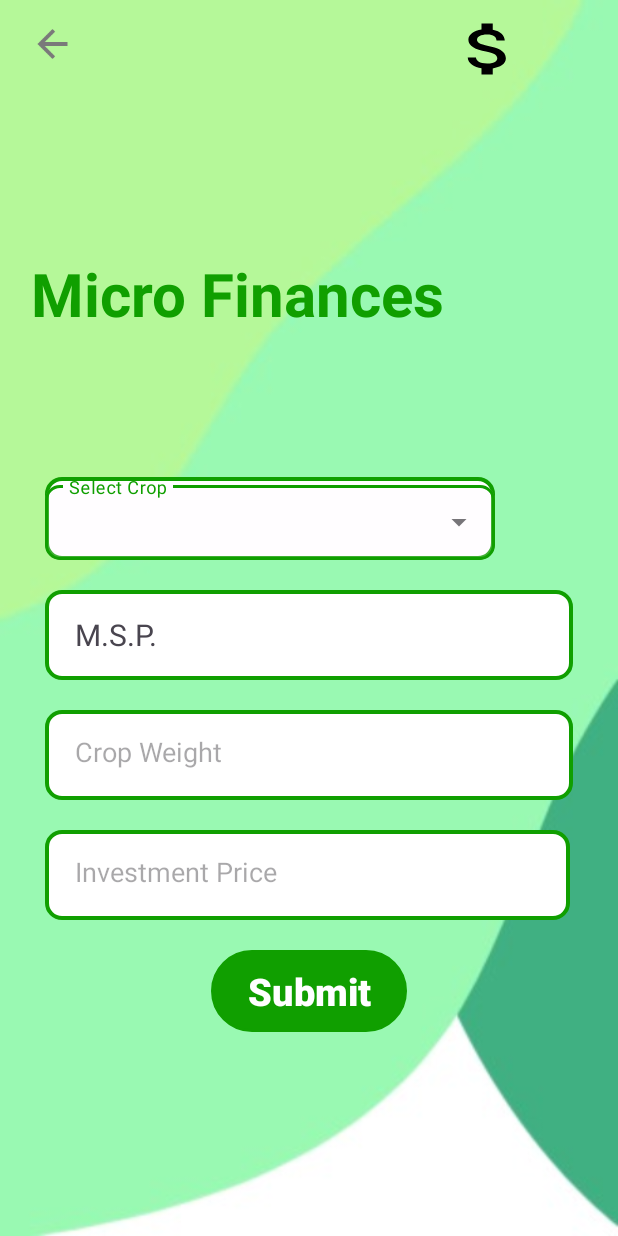
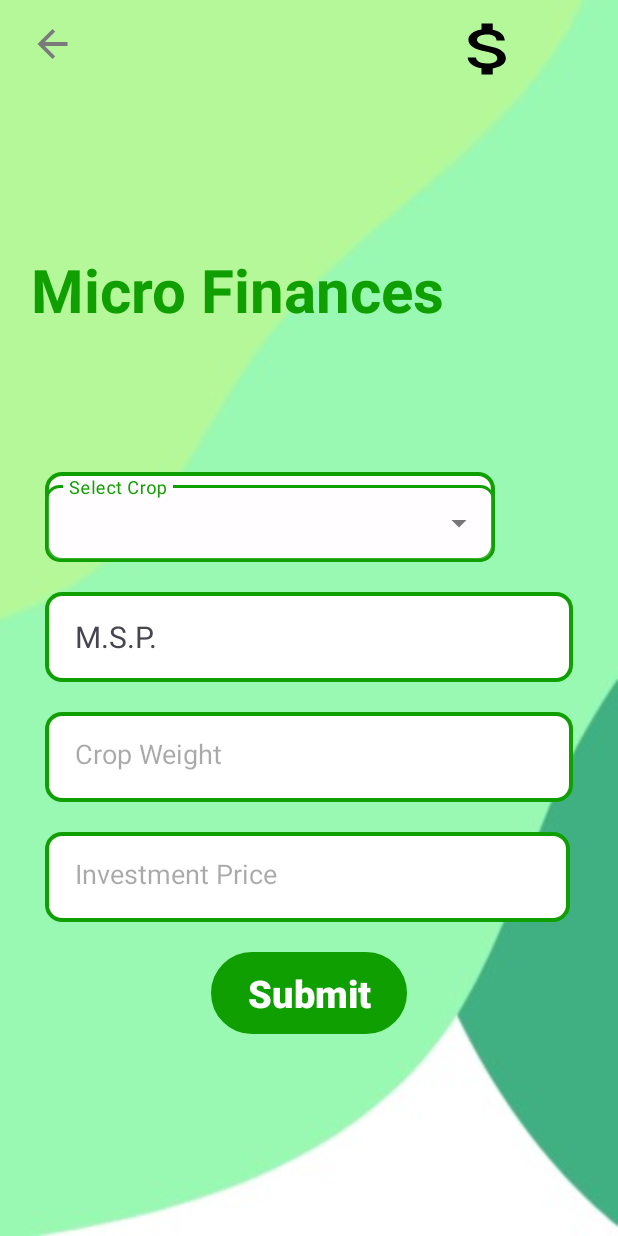
Before and after one commit to KraKinMe/BIGHA, an Android app: the microfinancesActivity screen opened directly, with no data from a screen before it, on a phone screen of 412 x 824 dp. Run offline under Robolectric (Android 15) with nearby library versions, the phone set to English and light mode, and no system bars; our stand-ins replace Firebase (no records; nobody signed in at launch, a user with empty details on screens opened directly).

Commit message:
Sizing of dialog box

```diff
--- a/app/src/main/res/layout/activity_microfinances.xml
+++ b/app/src/main/res/layout/activity_microfinances.xml
@@ -73,8 +73,9 @@
         <com.google.android.material.textfield.TextInputLayout
             style="@style/Widget.MaterialComponents.TextInputLayout.OutlinedBox.ExposedDropdownMenu"
             android:layout_width="300dp"
-            android:layout_height="55dp"
+            android:layout_height="60dp"
             android:layout_marginLeft="30dp"
+            android:paddingTop="3dp"
             android:hint="Select Crop"
             android:background="@drawable/broder22222"
             app:boxCornerRadiusBottomEnd="10dp"
```
